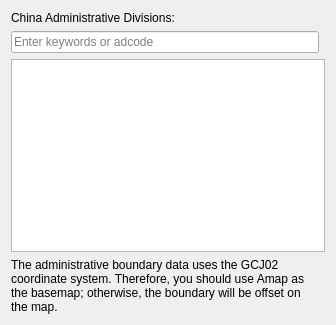
Qt form ui/AliyunSettingWidget.ui (robert6757/qgis-chinese-basemap) before a commit.
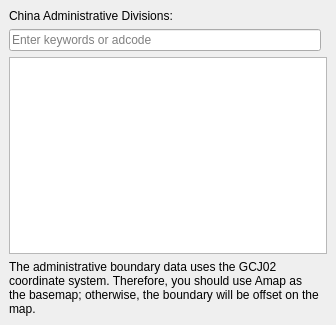
The same form after that commit.

Commit message: add TianDiTu data source. add Chinese administrative boundary from Aliyun DataV.

```diff
--- a/ui/AliyunSettingWidget.ui
+++ b/ui/AliyunSettingWidget.ui
@@ -14,6 +14,21 @@
    <string>Form</string>
   </property>
   <layout class="QGridLayout" name="gridLayout">
+   <property name="leftMargin">
+    <number>9</number>
+   </property>
+   <property name="topMargin">
+    <number>9</number>
+   </property>
+   <property name="rightMargin">
+    <number>9</number>
+   </property>
+   <property name="bottomMargin">
+    <number>9</number>
+   </property>
+   <property name="spacing">
+    <number>6</number>
+   </property>
    <item row="0" column="0">
     <widget class="QLabel" name="label">
      <property name="text">
```
Left out of the diff: 2 changed lines with no effect on the pictures. The commit also changes 20 other files.
